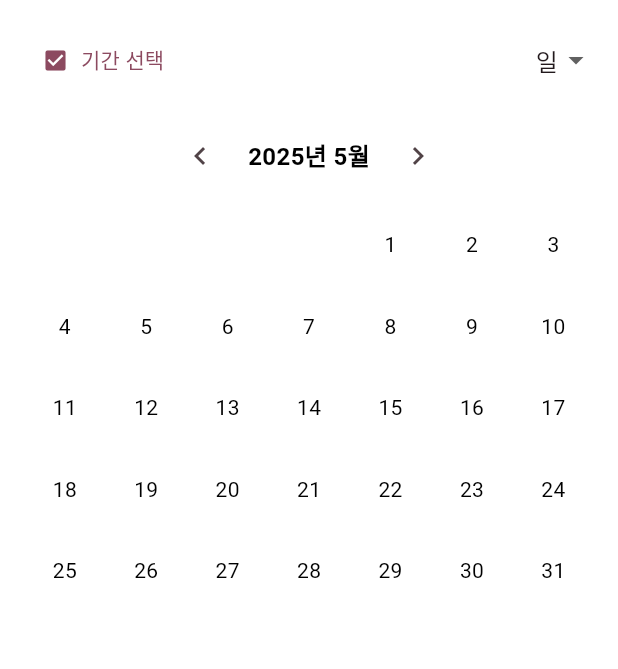
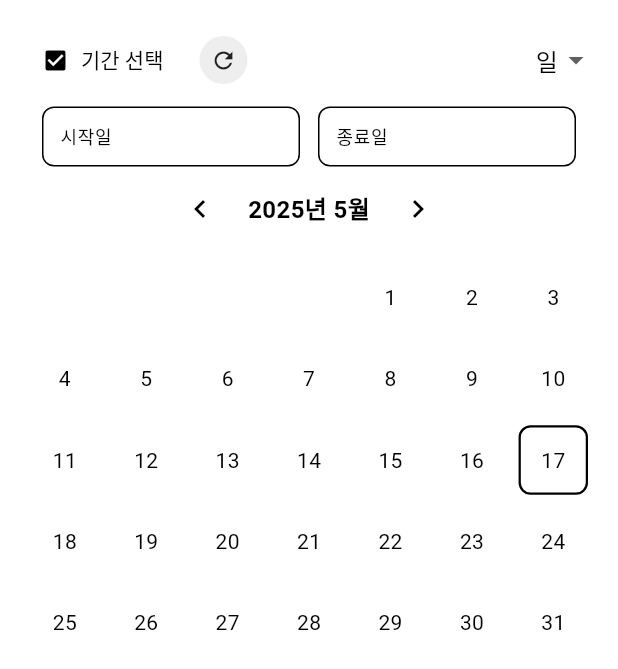
Before and after one commit to dhkdgh98/RelateX_front_main, a Flutter app: the CalendarModal widget shown alone on an empty page, opened directly, after a tap on "기간 선택", on a phone screen of 412 x 824 dp. Shown: the top 669 px of the screen. Run offline on Flutter 3.47's test engine with Material 3 defaults, Android fonts, the phone set to English and light mode, and no system bars.

Commit message:
캘린더 모달 UI 완료  : 기간선택표시 로직 완료, 시작일, 종료일 입력창 생성, 초기화 버튼 생성 및 날짜 초기화 기능 추가

```diff
--- a/lib/features/home/view/home_widgets/calendar.dart
+++ b/lib/features/home/view/home_widgets/calendar.dart
@@ -1,9 +1,7 @@
-
-
 import 'package:flutter/material.dart';
 import 'package:intl/intl.dart';
 
-enum CalendarView { day, week, month, year }
+enum CalendarView { day, month, year }
 
 class CalendarModal extends StatefulWidget {
   const CalendarModal({super.key});
@@ -64,16 +62,14 @@ class _CalendarModalState extends State<CalendarModal> {
     });
   }
 
-  bool _isDateSelected(DateTime date) {
-  if (_isRangeEnabled && _rangeStart != null && _rangeEnd != null) {
-    // 시작일과 종료일 '포함'해서 체크
-    return !date.isBefore(_rangeStart!) && !date.isAfter(_rangeEnd!);
-  } else {
-    return date.year == _selectedDate.year &&
-        date.month == _selectedDate.month &&
-        date.day == _selectedDate.day;
+
+bool _isToday(DateTime date) {
+  final now = DateTime.now();
+  return date.year == now.year &&
+      date.month == now.month &&
+      date.day == now.day;
 }
-}
+
 
 
 @override
@@ -87,6 +83,8 @@ class _CalendarModalState extends State<CalendarModal> {
           Row(
             mainAxisAlignment: MainAxisAlignment.spaceBetween,
             children: [
+              Row(
+                children: [
                   TextButton.icon(
                     onPressed: () {
                       setState(() {
@@ -98,6 +96,29 @@ class _CalendarModalState extends State<CalendarModal> {
                     ),
                     label: const Text('기간 선택'),
                   ),
+                  const SizedBox(width: 8),
+                  // ✅ 초기화 버튼
+                  GestureDetector(
+                    onTap: () {
+                      setState(() {
+                        _rangeStart = null;
+                        _rangeEnd = null;
+                        _selectedDate = DateTime.now();
+                      });
+                    },
+                    child: Container(
+                      width: 32,
+                      height: 32,
+                      decoration: BoxDecoration(
+                        color: Colors.grey.shade200,
+                        shape: BoxShape.circle,
+                      ),
+                      child: const Icon(Icons.refresh, size: 18, color: Colors.black87),
+                    ),
+                  ),
+                ],
+              ),
+              // 뷰 전환 드롭다운
               DropdownButton<CalendarView>(
                 value: _currentView,
                 underline: const SizedBox(),
@@ -110,14 +131,13 @@ class _CalendarModalState extends State<CalendarModal> {
                 },
                 items: const [
                   DropdownMenuItem(value: CalendarView.day, child: Text('일')),
-                    DropdownMenuItem(value: CalendarView.week, child: Text('주')),
                   DropdownMenuItem(value: CalendarView.month, child: Text('월')),
                   DropdownMenuItem(value: CalendarView.year, child: Text('년')),
                 ],
               ),
             ],
           ),
-            const SizedBox(height: 16),
+          const SizedBox(height: 3),
           _buildHeader(),
           const SizedBox(height: 8),
           Expanded(child: _buildCalendarContent()),
@@ -127,8 +147,12 @@ class _CalendarModalState extends State<CalendarModal> {
   );
 }
 
+
 Widget _buildHeader() {
-    return Row(
+  return Column(
+    children: [
+      if (_isRangeEnabled) _buildRangeInputFields(), // ✅ 맨 위에 추가!
+      Row(
         mainAxisAlignment: _currentView == CalendarView.year
             ? MainAxisAlignment.spaceBetween
             : MainAxisAlignment.center,
@@ -154,13 +178,80 @@ class _CalendarModalState extends State<CalendarModal> {
           if (_currentView != CalendarView.year) const SizedBox(width: 8),
           IconButton(onPressed: _goToNext, icon: const Icon(Icons.chevron_right)),
         ],
+      ),
+    ],
   );
 }
+
+Widget _buildRangeInputFields() {
+  return Padding(
+    padding: const EdgeInsets.symmetric(vertical: 4.0, horizontal: 12.0),
+    child: Row(
+      children: [
+        _buildDateInputField(
+          label: '시작일',
+          initialDate: _rangeStart,
+          onDateParsed: (date) => setState(() => _rangeStart = date),
+        ),
+        const SizedBox(width: 12),
+        _buildDateInputField(
+          label: '종료일',
+          initialDate: _rangeEnd,
+          onDateParsed: (date) => setState(() => _rangeEnd = date),
+        ),
+      ],
+    ),
+  );
+}
+
+Widget _buildDateInputField({
+  required String label,
+  required DateTime? initialDate,
+  required void Function(DateTime) onDateParsed,
+}) {
+  final controller = TextEditingController(
+    text: initialDate != null ? DateFormat('yyyy.MM.dd').format(initialDate) : '',
+  );
+
+  return Expanded(
+    child: TextField(
+      controller: controller,
+      style: const TextStyle(fontSize: 13), // ✅ 폰트 작게
+      decoration: InputDecoration(
+        labelText: label,
+        labelStyle: const TextStyle(fontSize: 12),
+        isDense: true,
+        contentPadding: const EdgeInsets.symmetric(vertical: 10, horizontal: 8),
+        border: OutlineInputBorder(borderRadius: BorderRadius.circular(8)),
+        hintText: '예: 20200101',
+        hintStyle: const TextStyle(fontSize: 12),
+      ),
+      keyboardType: TextInputType.number,
+      onSubmitted: (value) {
+        final cleaned = value.replaceAll(RegExp(r'[^0-9]'), '');
+        if (cleaned.length == 8) {
+          final year = int.tryParse(cleaned.substring(0, 4));
+          final month = int.tryParse(cleaned.substring(4, 6));
+          final day = int.tryParse(cleaned.substring(6, 8));
+          if (year != null && month != null && day != null) {
+            try {
+              final date = DateTime(year, month, day);
+              onDateParsed(date);
+            } catch (_) {
+              // 날짜 형식 오류 무시
+            }
+          }
+        }
+      },
+    ),
+  );
+}
+
 
   Widget _buildCalendarContent() {
     switch (_currentView) {
       case CalendarView.day:
-      case CalendarView.week:
+
         return _buildMonthCalendar();
       case CalendarView.month:
         return _buildMonthGrid();
@@ -190,10 +281,8 @@ Widget _buildMonthCalendar() {
       bool isRangeSelected = false;
 
       if (_rangeStart != null && _rangeEnd != null) {
-        // 시작일과 종료일 모두 선택되었을 때 범위 전체 강조
         isRangeSelected = !currentDate.isBefore(_rangeStart!) && !currentDate.isAfter(_rangeEnd!);
       } else if (_rangeStart != null && _rangeEnd == null) {
-        // 시작일만 선택됐을 때는 시작일만 강조
         isRangeSelected = currentDate == _rangeStart;
       }
 
@@ -202,18 +291,21 @@ Widget _buildMonthCalendar() {
           currentDate.month == _selectedDate.month &&
           currentDate.day == _selectedDate.day;
 
+      final isToday = currentDate.year == DateTime.now().year &&
+          currentDate.month == DateTime.now().month &&
+          currentDate.day == DateTime.now().day;
+
       return GestureDetector(
         onTap: () => _onDateSelected(currentDate),
         child: Container(
           margin: const EdgeInsets.all(4),
           decoration: BoxDecoration(
-            // color: isRangeSelected || isSingleSelected
-            //     ? Colors.blue
-            //     : null,
             color: isRangeSelected || isSingleSelected
-    ? Colors.grey.withOpacity(0.3)  // 여기 밝은 회색에 투명도 0.3으로 바꿨어~
+                ? Colors.grey.withOpacity(0.3)
                 : null,
-
+            border: isToday
+                ? Border.all(color: Colors.black, width: 1.5)
+                : null,
             borderRadius: BorderRadius.circular(8),
           ),
           alignment: Alignment.center,
@@ -230,27 +322,37 @@ Widget _buildMonthCalendar() {
   );
 }
 
-
 Widget _buildMonthGrid() {
   return GridView.builder(
     itemCount: 12,
     gridDelegate: const SliverGridDelegateWithFixedCrossAxisCount(crossAxisCount: 4),
     itemBuilder: (context, index) {
       final month = index + 1;
-        final currentDate = DateTime(_selectedDate.year, month);
+
       return GestureDetector(
         onTap: () {
-            _onDateSelected(currentDate);
           setState(() {
-              _selectedDate = currentDate;
-              _currentView = CalendarView.day; // 월 선택 시 일간으로 전환
+            _selectedDate = DateTime(_selectedDate.year, month, _selectedDate.day);
+            _currentView = CalendarView.day;
           });
         },
-          child: Center(child: Text('$month월')),
+        child: Container(
+          margin: const EdgeInsets.all(4),
+          child: Center(
+            child: Text(
+              '$month월',
+              style: const TextStyle(
+                fontWeight: FontWeight.w500,
+                color: Colors.black, // ✅ 고정된 텍스트 색상
+              ),
+            ),
+          ),
+        ),
       );
     },
   );
 }
+
 
 
 
@@ -262,14 +364,14 @@ Widget _buildYearGrid() {
     itemBuilder: (context, index) {
       final year = startYear + index;
       final currentDate = DateTime(year, 1, 1);
-      final isSelected = _isDateSelected(currentDate);
+      final isSelected = _isToday(currentDate);
 
       return GestureDetector(
         onTap: () {
-          _onDateSelected(currentDate);
           setState(() {
-            _selectedDate = currentDate;
-            _currentView = CalendarView.month; // 년도 선택 시 월 보기로 전환
+            // ✅ 날짜 선택은 하지 않고, 월 보기로만 전환
+            _selectedDate = DateTime(year, _selectedDate.month, _selectedDate.day);
+            _currentView = CalendarView.month;
           });
         },
         child: Container(
```
Also changed, not shown: lib/main.dart (+44 -48 lines). Lines whose indentation alone changed are shown as unchanged.
